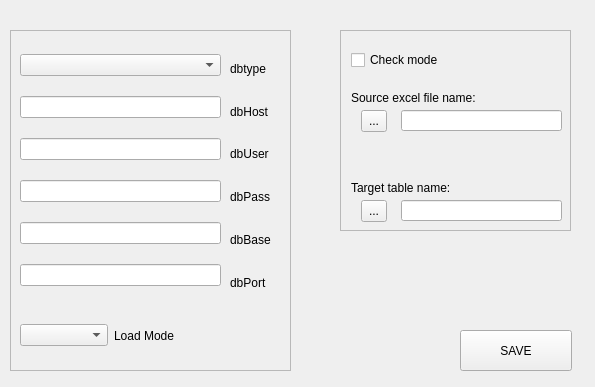
dmitry-pedchenko/Designer_Etl, file GUI/gui_qt/setup_db_widget.ui: the form before one commit.
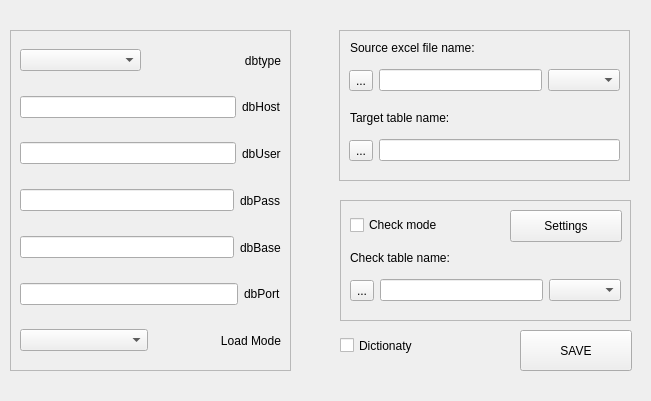
The form after the commit.

```diff
--- a/GUI/gui_qt/setup_db_widget.ui
+++ b/GUI/gui_qt/setup_db_widget.ui
@@ -6,101 +6,17 @@
    <rect>
     <x>0</x>
     <y>0</y>
-    <width>595</width>
-    <height>387</height>
+    <width>651</width>
+    <height>401</height>
    </rect>
   </property>
   <property name="windowTitle">
    <string>Data Base Preferences</string>
   </property>
-  <widget class="QWidget" name="verticalLayoutWidget">
-   <property name="geometry">
-    <rect>
-     <x>20</x>
-     <y>40</y>
-     <width>201</width>
-     <height>261</height>
-    </rect>
-   </property>
-   <layout class="QVBoxLayout" name="verticalLayout">
-    <item>
-     <widget class="QComboBox" name="lineEdit_dbtype"/>
-    </item>
-    <item>
-     <widget class="QLineEdit" name="lineEdit_dbhost"/>
-    </item>
-    <item>
-     <widget class="QLineEdit" name="lineEdit_dbuser"/>
-    </item>
-    <item>
-     <widget class="QLineEdit" name="lineEdit_dbpass"/>
-    </item>
-    <item>
-     <widget class="QLineEdit" name="lineEdit_dbbase"/>
-    </item>
-    <item>
-     <widget class="QLineEdit" name="lineEdit_dbport"/>
-    </item>
-   </layout>
-  </widget>
-  <widget class="QWidget" name="verticalLayoutWidget_2">
-   <property name="geometry">
-    <rect>
-     <x>230</x>
-     <y>50</y>
-     <width>71</width>
-     <height>251</height>
-    </rect>
-   </property>
-   <layout class="QVBoxLayout" name="verticalLayout_2">
-    <item>
-     <widget class="QLabel" name="label_dbtype">
-      <property name="text">
-       <string>dbtype</string>
-      </property>
-     </widget>
-    </item>
-    <item>
-     <widget class="QLabel" name="label_dbHost">
-      <property name="text">
-       <string>dbHost</string>
-      </property>
-     </widget>
-    </item>
-    <item>
-     <widget class="QLabel" name="label_dbUser">
-      <property name="text">
-       <string>dbUser</string>
-      </property>
-     </widget>
-    </item>
-    <item>
-     <widget class="QLabel" name="label_dbPass">
-      <property name="text">
-       <string>dbPass</string>
-      </property>
-     </widget>
-    </item>
-    <item>
-     <widget class="QLabel" name="label_dbBase">
-      <property name="text">
-       <string>dbBase</string>
-      </property>
-     </widget>
-    </item>
-    <item>
-     <widget class="QLabel" name="label_dbPort">
-      <property name="text">
-       <string>dbPort</string>
-      </property>
-     </widget>
-    </item>
-   </layout>
-  </widget>
   <widget class="QPushButton" name="button_save_pref">
    <property name="geometry">
     <rect>
-     <x>460</x>
+     <x>520</x>
      <y>330</y>
      <width>112</width>
      <height>41</height>
@@ -110,65 +26,11 @@
     <string>SAVE</string>
    </property>
   </widget>
-  <widget class="QWidget" name="horizontalLayoutWidget">
-   <property name="geometry">
-    <rect>
-     <x>351</x>
-     <y>40</y>
-     <width>160</width>
-     <height>41</height>
-    </rect>
-   </property>
-   <layout class="QHBoxLayout" name="horizontalLayout">
-    <item>
-     <widget class="QCheckBox" name="checkBox_checkMode">
-      <property name="text">
-       <string>Check mode</string>
-      </property>
-     </widget>
-    </item>
-   </layout>
-  </widget>
-  <widget class="QWidget" name="horizontalLayoutWidget_2">
-   <property name="geometry">
-    <rect>
-     <x>20</x>
-     <y>310</y>
-     <width>181</width>
-     <height>51</height>
-    </rect>
-   </property>
-   <layout class="QHBoxLayout" name="horizontalLayout_2">
-    <item>
-     <widget class="QComboBox" name="comboBox_chose_loadMode"/>
-    </item>
-    <item>
-     <widget class="QLabel" name="label_loadMode">
-      <property name="text">
-       <string>Load Mode</string>
-      </property>
-     </widget>
-    </item>
-   </layout>
-  </widget>
-  <widget class="QToolButton" name="open_excel_file">
-   <property name="geometry">
-    <rect>
-     <x>361</x>
-     <y>110</y>
-     <width>26</width>
-     <height>22</height>
-    </rect>
-   </property>
-   <property name="text">
-    <string>...</string>
-   </property>
-  </widget>
   <widget class="QLabel" name="label">
    <property name="geometry">
     <rect>
-     <x>351</x>
-     <y>90</y>
+     <x>350</x>
+     <y>40</y>
      <width>141</width>
      <height>16</height>
     </rect>
@@ -177,50 +39,11 @@
     <string>Source excel file name:</string>
    </property>
   </widget>
-  <widget class="QLineEdit" name="excelFileName">
-   <property name="geometry">
-    <rect>
-     <x>401</x>
-     <y>110</y>
-     <width>161</width>
-     <height>21</height>
-    </rect>
-   </property>
-   <property name="readOnly">
-    <bool>true</bool>
-   </property>
-  </widget>
-  <widget class="QToolButton" name="open_excel_file_2">
-   <property name="geometry">
-    <rect>
-     <x>361</x>
-     <y>200</y>
-     <width>26</width>
-     <height>22</height>
-    </rect>
-   </property>
-   <property name="text">
-    <string>...</string>
-   </property>
-  </widget>
-  <widget class="QLineEdit" name="target_table_name">
-   <property name="geometry">
-    <rect>
-     <x>401</x>
-     <y>200</y>
-     <width>161</width>
-     <height>21</height>
-    </rect>
-   </property>
-   <property name="readOnly">
-    <bool>true</bool>
-   </property>
-  </widget>
   <widget class="QLabel" name="label_2">
    <property name="geometry">
     <rect>
-     <x>351</x>
-     <y>180</y>
+     <x>350</x>
+     <y>110</y>
      <width>141</width>
      <height>16</height>
     </rect>
@@ -244,14 +67,139 @@
    <property name="frameShadow">
     <enum>QFrame::Raised</enum>
    </property>
+   <widget class="QWidget" name="verticalLayoutWidget_3">
+    <property name="geometry">
+     <rect>
+      <x>10</x>
+      <y>10</y>
+      <width>261</width>
+      <height>321</height>
+     </rect>
+    </property>
+    <layout class="QVBoxLayout" name="verticalLayout_3" stretch="0,0,0,0,0,0,0">
+     <property name="sizeConstraint">
+      <enum>QLayout::SetNoConstraint</enum>
+     </property>
+     <item>
+      <layout class="QHBoxLayout" name="horizontalLayout_6">
+       <property name="spacing">
+        <number>20</number>
+       </property>
+       <property name="sizeConstraint">
+        <enum>QLayout::SetDefaultConstraint</enum>
+       </property>
+       <item>
+        <widget class="QComboBox" name="lineEdit_dbtype"/>
+       </item>
+       <item>
+        <widget class="QLabel" name="label_dbtype">
+         <property name="text">
+          <string>dbtype</string>
+         </property>
+         <property name="alignment">
+          <set>Qt::AlignRight|Qt::AlignTrailing|Qt::AlignVCenter</set>
+         </property>
+        </widget>
+       </item>
+      </layout>
+     </item>
+     <item>
+      <layout class="QHBoxLayout" name="horizontalLayout_7">
+       <item>
+        <widget class="QLineEdit" name="lineEdit_dbhost"/>
+       </item>
+       <item>
+        <widget class="QLabel" name="label_dbHost">
+         <property name="text">
+          <string>dbHost</string>
+         </property>
+        </widget>
+       </item>
+      </layout>
+     </item>
+     <item>
+      <layout class="QHBoxLayout" name="horizontalLayout_8">
+       <item>
+        <widget class="QLineEdit" name="lineEdit_dbuser"/>
+       </item>
+       <item>
+        <widget class="QLabel" name="label_dbUser">
+         <property name="text">
+          <string>dbUser</string>
+         </property>
+        </widget>
+       </item>
+      </layout>
+     </item>
+     <item>
+      <layout class="QHBoxLayout" name="horizontalLayout_9">
+       <item>
+        <widget class="QLineEdit" name="lineEdit_dbpass"/>
+       </item>
+       <item>
+        <widget class="QLabel" name="label_dbPass">
+         <property name="text">
+          <string>dbPass</string>
+         </property>
+        </widget>
+       </item>
+      </layout>
+     </item>
+     <item>
+      <layout class="QHBoxLayout" name="horizontalLayout_10">
+       <item>
+        <widget class="QLineEdit" name="lineEdit_dbbase"/>
+       </item>
+       <item>
+        <widget class="QLabel" name="label_dbBase">
+         <property name="text">
+          <string>dbBase</string>
+         </property>
+        </widget>
+       </item>
+      </layout>
+     </item>
+     <item>
+      <layout class="QHBoxLayout" name="horizontalLayout_11">
+       <item>
+        <widget class="QLineEdit" name="lineEdit_dbport"/>
+       </item>
+       <item>
+        <widget class="QLabel" name="label_dbPort">
+         <property name="text">
+          <string>dbPort</string>
+         </property>
+        </widget>
+       </item>
+      </layout>
+     </item>
+     <item>
+      <layout class="QHBoxLayout" name="horizontalLayout_2">
+       <item>
+        <widget class="QComboBox" name="comboBox_chose_loadMode"/>
+       </item>
+       <item>
+        <widget class="QLabel" name="label_loadMode">
+         <property name="text">
+          <string>Load Mode</string>
+         </property>
+         <property name="alignment">
+          <set>Qt::AlignRight|Qt::AlignTrailing|Qt::AlignVCenter</set>
+         </property>
+        </widget>
+       </item>
+      </layout>
+     </item>
+    </layout>
+   </widget>
   </widget>
   <widget class="QFrame" name="frame_2">
    <property name="geometry">
     <rect>
-     <x>340</x>
+     <x>339</x>
      <y>30</y>
-     <width>231</width>
-     <height>201</height>
+     <width>291</width>
+     <height>151</height>
     </rect>
    </property>
    <property name="frameShape">
@@ -260,7 +208,166 @@
    <property name="frameShadow">
     <enum>QFrame::Raised</enum>
    </property>
+   <widget class="QWidget" name="horizontalLayoutWidget_3">
+    <property name="geometry">
+     <rect>
+      <x>10</x>
+      <y>30</y>
+      <width>271</width>
+      <height>41</height>
+     </rect>
+    </property>
+    <layout class="QHBoxLayout" name="horizontalLayout_3">
+     <item>
+      <widget class="QToolButton" name="open_excel_file">
+       <property name="text">
+        <string>...</string>
+       </property>
+      </widget>
+     </item>
+     <item>
+      <widget class="QLineEdit" name="excelFileName">
+       <property name="readOnly">
+        <bool>true</bool>
+       </property>
+      </widget>
+     </item>
+     <item>
+      <widget class="QComboBox" name="comboBox"/>
+     </item>
+    </layout>
+   </widget>
+   <widget class="QWidget" name="horizontalLayoutWidget_4">
+    <property name="geometry">
+     <rect>
+      <x>10</x>
+      <y>100</y>
+      <width>271</width>
+      <height>41</height>
+     </rect>
+    </property>
+    <layout class="QHBoxLayout" name="horizontalLayout_4">
+     <item>
+      <widget class="QToolButton" name="open_excel_file_2">
+       <property name="text">
+        <string>...</string>
+       </property>
+      </widget>
+     </item>
+     <item>
+      <widget class="QLineEdit" name="target_table_name">
+       <property name="readOnly">
+        <bool>true</bool>
+       </property>
+      </widget>
+     </item>
+    </layout>
+   </widget>
   </widget>
+  <widget class="QFrame" name="frame_3">
+   <property name="geometry">
+    <rect>
+     <x>340</x>
+     <y>200</y>
+     <width>291</width>
+     <height>121</height>
+    </rect>
+   </property>
+   <property name="frameShape">
+    <enum>QFrame::StyledPanel</enum>
+   </property>
+   <property name="frameShadow">
+    <enum>QFrame::Raised</enum>
+   </property>
+   <widget class="QWidget" name="horizontalLayoutWidget">
+    <property name="geometry">
+     <rect>
+      <x>10</x>
+      <y>10</y>
+      <width>111</width>
+      <height>31</height>
+     </rect>
+    </property>
+    <layout class="QHBoxLayout" name="horizontalLayout">
+     <item>
+      <widget class="QCheckBox" name="checkBox_checkMode">
+       <property name="text">
+        <string>Check mode</string>
+       </property>
+      </widget>
+     </item>
+    </layout>
+   </widget>
+   <widget class="QLabel" name="label_3">
+    <property name="geometry">
+     <rect>
+      <x>10</x>
+      <y>50</y>
+      <width>141</width>
+      <height>16</height>
+     </rect>
+    </property>
+    <property name="text">
+     <string>Check table name:</string>
+    </property>
+   </widget>
+   <widget class="QWidget" name="horizontalLayoutWidget_5">
+    <property name="geometry">
+     <rect>
+      <x>10</x>
+      <y>70</y>
+      <width>271</width>
+      <height>41</height>
+     </rect>
+    </property>
+    <layout class="QHBoxLayout" name="horizontalLayout_5">
+     <item>
+      <widget class="QToolButton" name="open_excel_compare_file">
+       <property name="text">
+        <string>...</string>
+       </property>
+      </widget>
+     </item>
+     <item>
+      <widget class="QLineEdit" name="compare_file">
+       <property name="readOnly">
+        <bool>true</bool>
+       </property>
+      </widget>
+     </item>
+     <item>
+      <widget class="QComboBox" name="comboBox_3"/>
+     </item>
+    </layout>
+   </widget>
+   <widget class="QPushButton" name="pushButton">
+    <property name="geometry">
+     <rect>
+      <x>170</x>
+      <y>10</y>
+      <width>112</width>
+      <height>32</height>
+     </rect>
+    </property>
+    <property name="text">
+     <string>Settings</string>
+    </property>
+   </widget>
+  </widget>
+  <widget class="QCheckBox" name="checkBox">
+   <property name="geometry">
+    <rect>
+     <x>340</x>
+     <y>330</y>
+     <width>111</width>
+     <height>31</height>
+    </rect>
+   </property>
+   <property name="text">
+    <string>Dictionaty</string>
+   </property>
+  </widget>
+  <zorder>frame_3</zorder>
   <zorder>frame_2</zorder>
   <zorder>frame</zorder>
   <zorder>verticalLayoutWidget</zorder>
```
Left out of the diff: 9 changed lines with no effect on the pictures.
